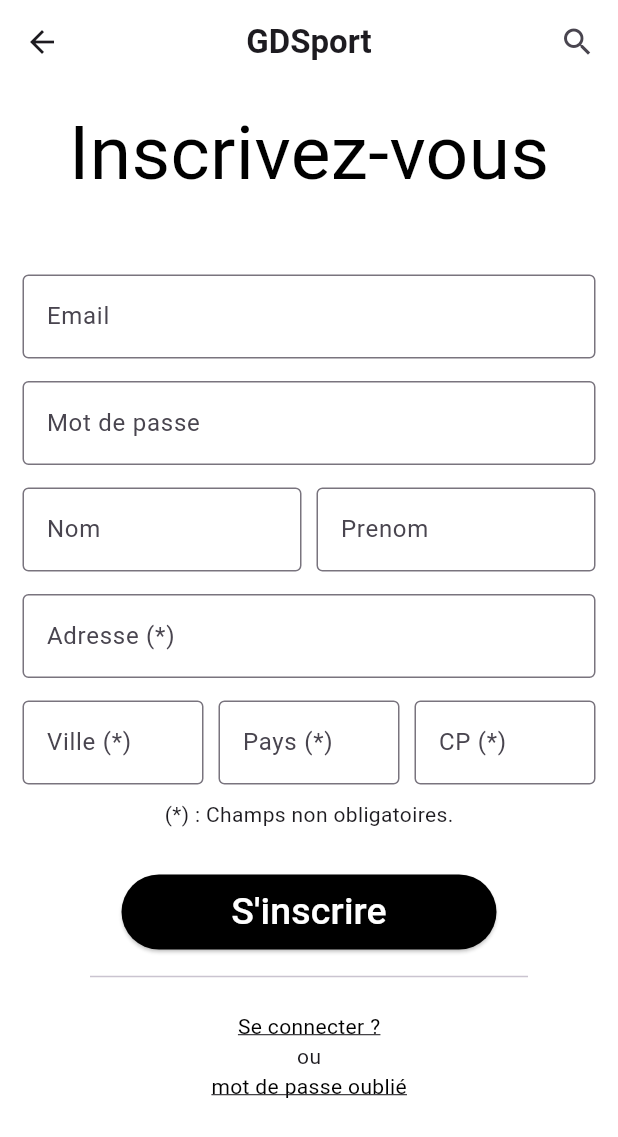
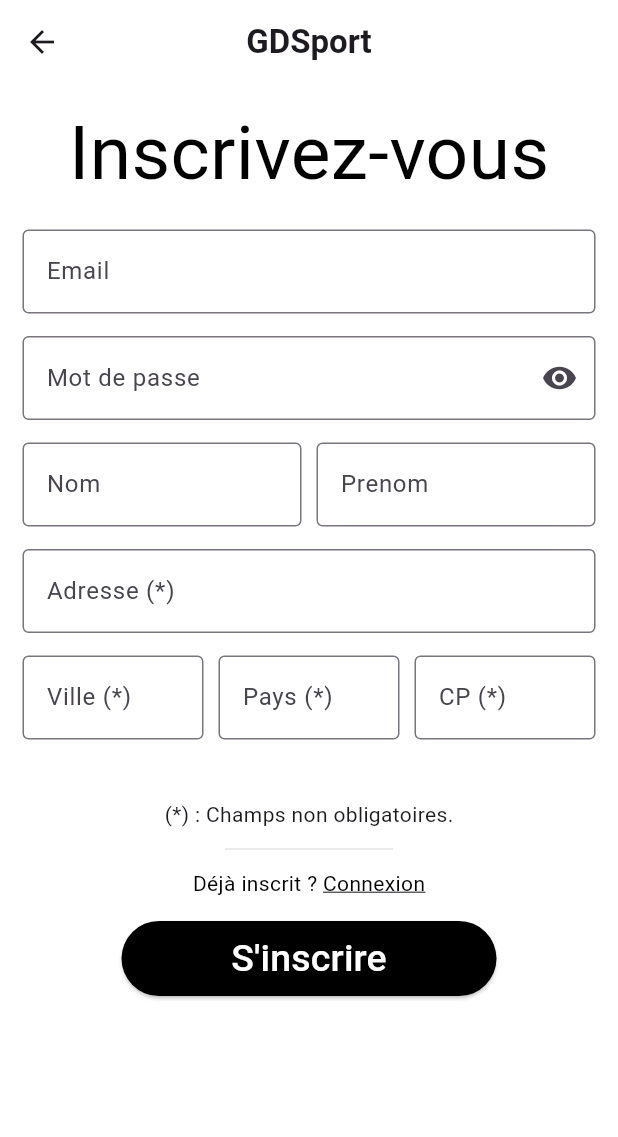
Before and after one commit to SullivanGDR/GDSportFlutter, a Flutter app: the Register screen opened by its route, on a phone screen of 412 x 824 dp. Shown: the top 1137 px of the screen. Run offline on Flutter 3.47's test engine with Material 3 defaults, Android fonts, the phone set to English and light mode, and no system bars; our stand-ins replace carousel_slider, flutter_secure_storage, google_fonts, shimmer; accounts and stored records are empty; network calls fail.

Commit message:
Changements mineurs pour les pages connexions et inscriptions (Vérifier pour la sécurisation des formulaires)

```diff
--- a/lib/fonctions/article_API.dart
+++ b/lib/fonctions/article_API.dart
@@ -3,7 +3,7 @@ import 'package:http/http.dart' as http;
 import '../class/article.dart';
 
 Future<List<Article>> initListArticle(List<Article> listeArticles) async {
-  String baseUrl = 's3-4672.nuage-peda.fr';
+  String baseUrl = 's3-4674.nuage-peda.fr';
   Map<String, String> header = {
     "Content-type": "application/json; charset=UTF-8",
     "Accept": 'application/ld+json',
@@ -53,7 +53,7 @@ Future<List<Article>> initListArticle(List<Article> listeArticles) async {
 
 Future<List<Article>> initListArticleTendance(
     List<Article> listeArticles) async {
-  String baseUrl = 's3-4672.nuage-peda.fr';
+  String baseUrl = 's3-4674.nuage-peda.fr';
   Map<String, String> header = {
     "Content-type": "application/json; charset=UTF-8",
     "Accept": 'application/ld+json',
--- a/lib/register.dart
+++ b/lib/register.dart
@@ -19,25 +19,34 @@ class Register extends StatefulWidget {
 }
 
 class _RegisterState extends State<Register> {
-  Future<bool> inscription(email, mdp,nom,prenom,adresse,ville,cp,pays) async {
-    var rep = await register(email, mdp,nom,prenom,adresse,ville,cp,pays);
+  Future<bool> inscription(
+      email, mdp, nom, prenom, adresse, ville, cp, pays) async {
+    var rep = await register(email, mdp, nom, prenom, adresse, ville, cp, pays);
     return rep;
   }
+
+  bool _obscureText = true;
+
   @override
   Widget build(BuildContext context) {
     return Scaffold(
       backgroundColor: Colors.white,
-      appBar: appBar(context),
+      appBar: AppBar(
+        backgroundColor: Colors.white,
+        centerTitle: true,
+        title: const Text('GDSport',
+            style: TextStyle(fontWeight: FontWeight.bold)),
+      ),
       body: SingleChildScrollView(
         child: Column(
           children: <Widget>[
             Padding(padding: EdgeInsets.only(top: 10)),
-            Center(child: Text(
-              'Inscrivez-vous',
-              style: TextStyle(color: Colors.black, fontSize: 50),
-            ),),
-            Padding(padding: EdgeInsets.only(top: 30)),
-
+            Center(
+              child: Text(
+                'Inscrivez-vous',
+                style: TextStyle(color: Colors.black, fontSize: 50),
+              ),
+            ),
             Padding(
               padding: const EdgeInsets.only(
                   left: 15.0, right: 15.0, top: 15, bottom: 0),
@@ -45,8 +54,7 @@ class _RegisterState extends State<Register> {
               child: TextField(
                 controller: _emailController,
                 decoration: InputDecoration(
-                    border: OutlineInputBorder(),
-                    labelText: 'Email'),
+                    border: OutlineInputBorder(), labelText: 'Email'),
               ),
             ),
             Padding(
@@ -54,34 +62,43 @@ class _RegisterState extends State<Register> {
                   left: 15.0, right: 15.0, top: 15, bottom: 15),
               child: TextField(
                 controller: _passwordController,
-                obscureText: true,
+                obscureText: _obscureText,
                 decoration: InputDecoration(
-                    border: OutlineInputBorder(),
-                    labelText: 'Mot de passe'),
+                  border: const OutlineInputBorder(),
+                  labelText: 'Mot de passe',
+                  suffixIcon: IconButton(
+                    icon: Icon(
+                        _obscureText ? Icons.visibility : Icons.visibility_off),
+                    onPressed: () {
+                      setState(() {
+                        _obscureText =
+                            !_obscureText; // Inverse l'état d'obscurcissement du texte
+                      });
+                    },
+                  ),
+                ),
               ),
             ),
             Container(
               child: Row(
-                mainAxisAlignment: MainAxisAlignment.spaceBetween, // ou MainAxisAlignment.spaceEvenly
+                mainAxisAlignment: MainAxisAlignment
+                    .spaceBetween, // ou MainAxisAlignment.spaceEvenly
                 children: [
                   SizedBox(width: 15),
                   Expanded(
                     child: TextField(
                       controller: _nomController,
                       decoration: InputDecoration(
-                          border: OutlineInputBorder(),
-                          labelText: 'Nom'
-                      ),
+                          border: OutlineInputBorder(), labelText: 'Nom'),
                     ),
                   ),
-                  SizedBox(width: 10), // Espacement entre les deux champs de texte
+                  SizedBox(
+                      width: 10), // Espacement entre les deux champs de texte
                   Expanded(
                     child: TextField(
                       controller: _prenomController,
                       decoration: InputDecoration(
-                          border: OutlineInputBorder(),
-                          labelText: 'Prenom'
-                      ),
+                          border: OutlineInputBorder(), labelText: 'Prenom'),
                     ),
                   ),
                   SizedBox(width: 15),
@@ -95,59 +112,86 @@ class _RegisterState extends State<Register> {
               child: TextField(
                 controller: _adresseController,
                 decoration: InputDecoration(
-                    border: OutlineInputBorder(),
-                    labelText: 'Adresse (*)'),
+                    border: OutlineInputBorder(), labelText: 'Adresse (*)'),
               ),
             ),
             Container(
               child: Row(
-                mainAxisAlignment: MainAxisAlignment.spaceBetween, // ou MainAxisAlignment.spaceEvenly
+                mainAxisAlignment: MainAxisAlignment
+                    .spaceBetween, // ou MainAxisAlignment.spaceEvenly
                 children: [
                   SizedBox(width: 15),
                   Expanded(
                     child: TextField(
                       controller: _villeController,
                       decoration: InputDecoration(
-                          border: OutlineInputBorder(),
-                          labelText: 'Ville (*)'
-                      ),
+                          border: OutlineInputBorder(), labelText: 'Ville (*)'),
                     ),
                   ),
-                  SizedBox(width: 10), // Espacement entre les deux champs de texte
+                  SizedBox(
+                      width: 10), // Espacement entre les deux champs de texte
                   Expanded(
                     child: TextField(
                       controller: _paysController,
                       decoration: InputDecoration(
-                          border: OutlineInputBorder(),
-                          labelText: 'Pays (*)'
-                      ),
+                          border: OutlineInputBorder(), labelText: 'Pays (*)'),
                     ),
                   ),
-                  SizedBox(width: 10), // Espacement entre les deux champs de texte
+                  SizedBox(
+                      width: 10), // Espacement entre les deux champs de texte
                   Expanded(
                     child: TextField(
                       controller: _cpController,
                       decoration: InputDecoration(
-                          border: OutlineInputBorder(),
-                          labelText: 'CP (*)'
-                      ),
+                          border: OutlineInputBorder(), labelText: 'CP (*)'),
                     ),
                   ),
                   SizedBox(width: 15),
                 ],
               ),
             ),
-            Padding(padding: EdgeInsets.only(top: 10)),
-            Text("(*) : Champs non obligatoires."),
-            Padding(padding: EdgeInsets.only(top: 30)),
+            const SizedBox(height: 40),
+            const Text("(*) : Champs non obligatoires."),
+            const SizedBox(height: 5),
+            const Divider(
+              indent: 150,
+              endIndent: 150,
+              color: Color.fromRGBO(0, 0, 0, 0.10),
+            ),
+            const SizedBox(height: 5),
+            Row(
+              mainAxisAlignment: MainAxisAlignment.center,
+              children: [
+                const Text(
+                  'Déjà inscrit ? ',
+                  style: TextStyle(
+                    color: Colors.black,
+                  ),
+                ),
+                GestureDetector(
+                  onTap: () {
+                    Navigator.popAndPushNamed(context, "/connexion");
+                  },
+                  child: const Text(
+                    'Connexion',
+                    style: TextStyle(
+                      color: Colors.black,
+                      decoration: TextDecoration.underline,
+                    ),
+                  ),
+                )
+              ],
+            ),
+            const SizedBox(height: 15),
             Container(
               height: 50,
               width: 250,
-              decoration: BoxDecoration(
-                  borderRadius: BorderRadius.circular(20)),
+              decoration:
+                  BoxDecoration(borderRadius: BorderRadius.circular(20)),
               child: ElevatedButton(
                 style: ButtonStyle(
-                  backgroundColor: MaterialStateProperty.all<Color>(Colors.black),
+                  backgroundColor:
+                      MaterialStateProperty.all<Color>(Colors.black),
                 ),
                 onPressed: () async {
                   String password = _passwordController.text;
@@ -158,60 +202,28 @@ class _RegisterState extends State<Register> {
                   String ville = _villeController.text;
                   String pays = _paysController.text;
                   String cp = _cpController.text;
-                  var rep = await inscription(email, password, nom, prenom, adresse, ville, cp, pays);
-                  if(rep == true){
+                  var rep = await inscription(
+                      email, password, nom, prenom, adresse, ville, cp, pays);
+                  if (rep == true) {
                     ScaffoldMessenger.of(context).showSnackBar(
                       const SnackBar(content: Text('Compte créé avec succès')),
                     );
                     Navigator.popAndPushNamed(context, '/connexion');
                   } else {
                     ScaffoldMessenger.of(context).showSnackBar(
-                      const SnackBar(content: Text('Erreur lors de la création du compte')),
+                      const SnackBar(
+                          backgroundColor: Colors.red,
+                          content:
+                              Text('Erreur lors de la création du compte')),
                     );
                   }
                 },
-                child: Text(
+                child: const Text(
                   "S'inscrire",
                   style: TextStyle(color: Colors.white, fontSize: 25),
                 ),
               ),
             ),
-            SizedBox(
-              height: 10,
-            ),
-            Padding(padding: EdgeInsets.symmetric(horizontal: 60),child: Divider(),),
-            Padding(padding: EdgeInsets.only(top: 15)),
-            Container(alignment: Alignment.bottomCenter ,child:
-            Column(children: [
-              GestureDetector(
-                onTap: () {
-                  Navigator.popAndPushNamed(context, '/connexion');
-                },
-                child: Text(
-                  'Se connecter ?',
-                  style: TextStyle(
-                    color: Colors.black, // Couleur du texte
-                    decoration: TextDecoration.underline, // Soulignement du texte
-                  ),
-                ),
-              ),
-              Text('ou'),
-              GestureDetector(
-                onTap: () {
-                  // Action à effectuer lorsque le texte est cliqué
-                  // Par exemple, naviguer vers une autre page pour créer un compte
-                },
-                child: Text(
-                  'mot de passe oublié',
-                  style: TextStyle(
-                    color: Colors.black, // Couleur du texte
-                    decoration: TextDecoration.underline, // Soulignement du texte
-                  ),
-                ),
-              )
-            ],
-            ),
-            )
           ],
         ),
       ),
```
Also changed, not shown: lib/connexion.dart (+65 -55 lines), lib/widgets/drawer.dart (+34 -15 lines).
